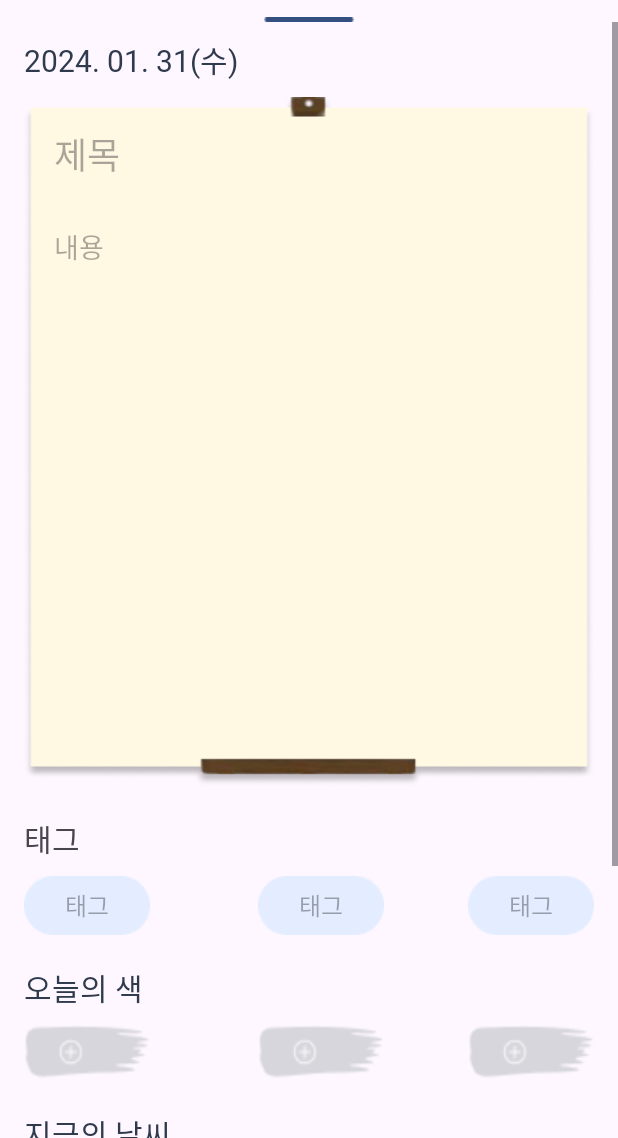
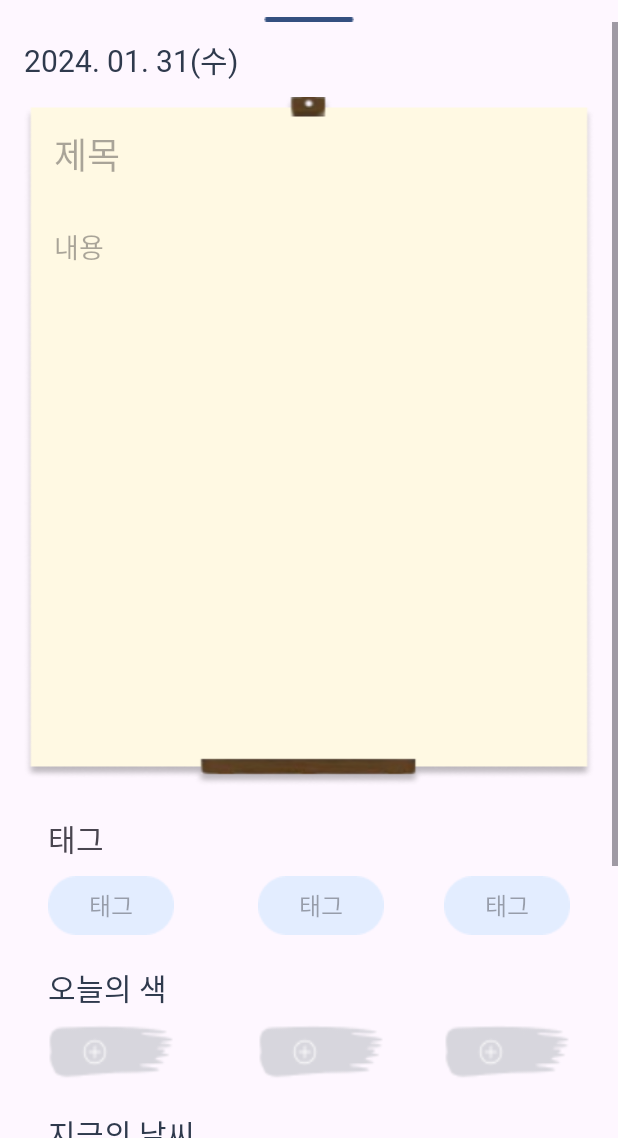
Before and after one commit to kimnu-yang/paint-log, an Android app: the DiaryFragment screen opened through its navigation route, on a phone screen of 412 x 824 dp, the part 98-1236 px from its top. Run offline under Robolectric (Android 15) with nearby library versions, the light colour scheme and no system bars; libraries missing offline, so code that uses them is left out: com.prolificinteractive.materialcalendarview; 12 statements that could not run were skipped.

Commit message:
Fix: 텍스트 하드코딩 제거 및 자주쓰는 크기 단위 관리

```diff
--- a/app/src/main/java/com/diary/paintlog/view/activities/MainActivity.kt
+++ b/app/src/main/java/com/diary/paintlog/view/activities/MainActivity.kt
@@ -3,21 +3,16 @@ package com.diary.paintlog.view.activities
 import android.content.Intent
 import android.os.Bundle
 import android.view.MenuItem
-import android.widget.Toast
 import androidx.appcompat.app.AppCompatActivity
 import androidx.appcompat.view.ContextThemeWrapper
 import androidx.appcompat.widget.PopupMenu
-import androidx.navigation.findNavController
 import com.diary.paintlog.R
 import com.diary.paintlog.databinding.ActivityMainBinding
-import com.diary.paintlog.utils.common.Common
+import com.diary.paintlog.utils.Common
 
 class MainActivity : AppCompatActivity() {
 
     private lateinit var binding: ActivityMainBinding
-    private val TAG = this.javaClass.simpleName
-
-    private val common = Common()
 
     override fun onCreate(savedInstanceState: Bundle?) {
         super.onCreate(savedInstanceState)
@@ -43,7 +38,7 @@ class MainActivity : AppCompatActivity() {
                 R.id.menu_week -> {
                     // 메뉴 아이템 2 선택 시 할 일
                     // 예: Toast 메시지 표시
-                    common.showToast(binding.root.context,"Menu Item 2 Clicked")
+                    Common.showToast(binding.root.context,"Menu Item 2 Clicked")
                     true
                 }
 
--- a/app/src/main/res/layout/fragment_diary.xml
+++ b/app/src/main/res/layout/fragment_diary.xml
@@ -14,18 +14,17 @@
 
         <androidx.constraintlayout.widget.ConstraintLayout
             android:layout_width="match_parent"
-            android:layout_height="wrap_content">
+            android:layout_height="wrap_content"
+            android:layout_marginHorizontal="@dimen/diary_margin" >
 
             <TextView
                 android:id="@+id/date"
                 android:layout_width="wrap_content"
                 android:layout_height="wrap_content"
-                android:layout_marginStart="16dp"
                 android:layout_marginTop="10dp"
                 android:fontFamily="@font/bm_yeon_sung"
-                android:text="2024. 01. 01(월)"
                 android:textColor="@color/deep"
-                android:textSize="20dp"
+                android:textSize="@dimen/diary_title_small"
                 app:layout_constraintStart_toStartOf="parent"
                 app:layout_constraintTop_toTopOf="parent" />
 
@@ -33,9 +32,9 @@
                 android:id="@+id/canvas"
                 android:layout_width="match_parent"
                 android:layout_height="wrap_content"
-                android:layout_marginHorizontal="16dp"
                 android:layout_marginTop="10dp"
                 android:background="@drawable/canvas_big"
+                android:contentDescription="@string/diary_desc_canvas"
                 app:layout_constraintEnd_toEndOf="parent"
                 app:layout_constraintStart_toStartOf="parent"
                 app:layout_constraintTop_toBottomOf="@id/date" />
@@ -49,9 +48,11 @@
                 android:layout_marginEnd="80dp"
                 android:background="@null"
                 android:fontFamily="@font/bm_yeon_sung"
-                android:hint="제목"
+                android:hint="@string/diary_title"
+                android:autofillHints="@string/diary_title"
                 android:maxLength="32"
-                android:textSize="24dp"
+                android:textSize="24sp"
+                android:inputType="text"
                 app:layout_constraintEnd_toEndOf="@id/canvas"
                 app:layout_constraintStart_toStartOf="@id/canvas"
                 app:layout_constraintTop_toTopOf="@id/canvas" />
@@ -65,12 +66,15 @@
                 android:layout_marginEnd="20dp"
                 android:background="@null"
                 android:fontFamily="@font/bm_yeon_sung"
-                android:hint="내용"
+                android:hint="@string/diary_content"
+                android:autofillHints="@string/diary_content"
                 android:maxLength="420"
-                android:textSize="18dp"
+                android:textSize="18sp"
+                android:inputType="text"
                 app:layout_constraintEnd_toEndOf="@id/canvas"
                 app:layout_constraintStart_toStartOf="@id/canvas"
-                app:layout_constraintTop_toBottomOf="@id/title" />
+                app:layout_constraintTop_toBottomOf="@id/title"
+                 />
 
             <TextView
                 android:id="@+id/tag_title"
@@ -79,8 +83,8 @@
                 android:layout_marginStart="16dp"
                 android:layout_marginTop="20dp"
                 android:fontFamily="@font/bm_yeon_sung"
-                android:text="태그"
-                android:textSize="20dp"
+                android:text="@string/diary_tag"
+                android:textSize="@dimen/diary_title_small"
                 app:layout_constraintStart_toStartOf="parent"
                 app:layout_constraintTop_toBottomOf="@id/canvas" />
 
@@ -93,9 +97,11 @@
                 android:background="@drawable/tag_box"
                 android:fontFamily="@font/bm_yeon_sung"
                 android:textColor="@color/deep"
-                android:hint="태그"
+                android:hint="@string/diary_tag"
+                android:autofillHints="@string/diary_tag"
                 android:textAlignment="center"
-                android:textSize="16dp"
+                android:textSize="16sp"
+                android:inputType="text"
                 app:layout_constraintStart_toStartOf="parent"
                 app:layout_constraintTop_toBottomOf="@id/tag_title" />
 
@@ -107,9 +113,11 @@
                 android:layout_marginTop="10dp"
                 android:background="@drawable/tag_box"
                 android:fontFamily="@font/bm_yeon_sung"
-                android:hint="태그"
+                android:hint="@string/diary_tag"
+                android:autofillHints="@string/diary_tag"
                 android:textAlignment="center"
-                android:textSize="16dp"
+                android:textSize="16sp"
+                android:inputType="text"
                 app:layout_constraintHorizontal_bias="0.5"
                 app:layout_constraintStart_toStartOf="parent"
                 app:layout_constraintEnd_toEndOf="parent"
@@ -123,9 +131,11 @@
                 android:layout_marginEnd="16dp"
                 android:background="@drawable/tag_box"
                 android:fontFamily="@font/bm_yeon_sung"
-                android:hint="태그"
+                android:hint="@string/diary_tag"
+                android:autofillHints="@string/diary_tag"
                 android:textAlignment="center"
-                android:textSize="16dp"
+                android:textSize="16sp"
+                android:inputType="text"
                 app:layout_constraintEnd_toEndOf="parent"
                 app:layout_constraintTop_toBottomOf="@id/tag_title" />
 
@@ -137,8 +147,8 @@
                 android:layout_marginTop="20dp"
                 android:fontFamily="@font/bm_yeon_sung"
                 android:textColor="@color/deep"
-                android:text="오늘의 색"
-                android:textSize="20dp"
+                android:text="@string/diary_today_color"
+                android:textSize="@dimen/diary_title_small"
                 app:layout_constraintStart_toStartOf="parent"
                 app:layout_constraintTop_toBottomOf="@id/tag1" />
 
@@ -149,6 +159,7 @@
                 android:layout_marginStart="16dp"
                 android:layout_marginTop="10dp"
                 android:background="@drawable/add_color"
+                android:contentDescription="@string/diary_desc_color"
                 app:layout_constraintStart_toStartOf="parent"
                 app:layout_constraintTop_toBottomOf="@id/color_title" />
 
@@ -159,6 +170,7 @@
                 android:layout_marginStart="16dp"
                 android:layout_marginTop="10dp"
                 android:background="@drawable/add_color"
+                android:contentDescription="@string/diary_desc_color"
                 app:layout_constraintEnd_toEndOf="parent"
                 app:layout_constraintHorizontal_bias="0.5"
                 app:layout_constraintStart_toStartOf="parent"
@@ -171,6 +183,7 @@
                 android:layout_marginTop="10dp"
                 android:layout_marginEnd="16dp"
                 android:background="@drawable/add_color"
+                android:contentDescription="@string/diary_desc_color"
                 app:layout_constraintEnd_toEndOf="parent"
                 app:layout_constraintTop_toBottomOf="@id/color_title" />
 
@@ -182,8 +195,8 @@
                 android:layout_marginTop="20dp"
                 android:fontFamily="@font/bm_yeon_sung"
                 android:textColor="@color/deep"
-                android:text="지금의 날씨"
-                android:textSize="20dp"
+                android:text="@string/diary_weather_now"
+                android:textSize="@dimen/diary_title_small"
                 app:layout_constraintStart_toStartOf="parent"
                 app:layout_constraintTop_toBottomOf="@id/color1" />
 
@@ -193,6 +206,7 @@
                 android:layout_height="wrap_content"
                 android:background="@drawable/call_weather_selector"
                 android:layout_marginTop="10dp"
+                android:contentDescription="@string/diary_desc_weather_btn"
                 app:layout_constraintTop_toBottomOf="@id/weather_title"
                 app:layout_constraintStart_toStartOf="parent"
                 app:layout_constraintEnd_toEndOf="parent"/>
@@ -202,8 +216,8 @@
                 android:layout_width="wrap_content"
                 android:layout_height="wrap_content"
                 android:fontFamily="@font/bm_yeon_sung"
-                android:text="날씨 불러오기"
-                android:textSize="20dp"
+                android:text="@string/diary_call_weather"
+                android:textSize="@dimen/diary_title_small"
                 android:textColor="@color/deep"
                 app:layout_constraintTop_toTopOf="@id/weather_button"
                 app:layout_constraintBottom_toBottomOf="@id/weather_button"
@@ -219,16 +233,16 @@
                 android:background="@drawable/weather_sunny"
                 android:visibility="gone"
                 app:layout_constraintEnd_toStartOf="@id/temp_now"
-                app:layout_constraintTop_toTopOf="@id/temp_now"/>
+                app:layout_constraintTop_toTopOf="@id/temp_now"
+                android:importantForAccessibility="no" />
 
             <TextView
                 android:id="@+id/temp_now"
                 android:layout_width="wrap_content"
                 android:layout_height="wrap_content"
                 android:fontFamily="@font/bm_yeon_sung"
-                android:text="10°C"
                 android:layout_marginTop="20dp"
-                android:textSize="28dp"
+                android:textSize="28sp"
                 android:textColor="@color/deep"
                 android:visibility="gone"
                 app:layout_constraintStart_toEndOf="@id/weather_img"
@@ -241,9 +255,8 @@
                 android:layout_width="wrap_content"
                 android:layout_height="wrap_content"
                 android:fontFamily="@font/bm_yeon_sung"
-                android:text="10°C / 20°C"
                 android:layout_marginTop="20dp"
-                android:textSize="20dp"
+                android:textSize="20sp"
                 android:textColor="@color/deep"
                 android:visibility="gone"
                 app:layout_constraintTop_toBottomOf="@id/temp_now"
@@ -254,10 +267,10 @@
                 android:id="@+id/cancel_button"
                 android:layout_width="0dp"
                 android:layout_height="wrap_content"
-                android:layout_marginStart="16dp"
                 android:layout_marginTop="80dp"
                 android:layout_marginBottom="30dp"
                 android:background="@drawable/cancel_button_white_selector"
+                android:contentDescription="@string/diary_cancel"
                 app:layout_constraintTop_toBottomOf="@id/weather_button"
                 app:layout_constraintStart_toStartOf="parent"
                 app:layout_constraintBottom_toBottomOf="parent" />
@@ -266,9 +279,9 @@
                 android:layout_width="wrap_content"
                 android:layout_height="wrap_content"
                 android:fontFamily="@font/bm_yeon_sung"
-                android:text="취소"
+                android:text="@string/diary_cancel"
                 android:textColor="@color/deep"
-                android:textSize="20dp"
+                android:textSize="@dimen/diary_title_small"
                 app:layout_constraintBottom_toBottomOf="@id/cancel_button"
                 app:layout_constraintEnd_toEndOf="@id/cancel_button"
                 app:layout_constraintStart_toStartOf="@id/cancel_button"
@@ -278,10 +291,10 @@
                 android:id="@+id/save_button"
                 android:layout_width="wrap_content"
                 android:layout_height="wrap_content"
-                android:layout_marginEnd="16dp"
                 android:layout_marginTop="80dp"
                 android:layout_marginBottom="30dp"
                 android:background="@drawable/save_button_selector"
+                android:contentDescription="@string/diary_save"
                 app:layout_constraintTop_toBottomOf="@id/weather_button"
                 app:layout_constraintEnd_toEndOf="parent"
                 app:layout_constraintBottom_toBottomOf="parent" />
@@ -290,8 +303,8 @@
                 android:layout_width="wrap_content"
                 android:layout_height="wrap_content"
                 android:fontFamily="@font/bm_yeon_sung"
-                android:text="저장"
-                android:textSize="20dp"
+                android:text="@string/diary_save"
+                android:textSize="@dimen/diary_title_small"
                 android:textColor="@color/white"
                 app:layout_constraintBottom_toBottomOf="@id/save_button"
                 app:layout_constraintEnd_toEndOf="@id/save_button"
--- a/app/src/main/res/layout/fragment_main.xml
+++ b/app/src/main/res/layout/fragment_main.xml
@@ -30,7 +30,7 @@
             android:layout_width="wrap_content"
             android:layout_height="wrap_content"
             android:fontFamily="@font/bm_yeon_sung"
-            android:text="추천 주제"
+            android:text="@string/main_topic"
             android:textColor="@color/deep"
             android:textSize="20dp"
             app:layout_constraintStart_toStartOf="parent"
@@ -82,9 +82,9 @@
             android:layout_width="wrap_content"
             android:layout_height="wrap_content"
             android:fontFamily="@font/bm_yeon_sung"
-            android:text="새 일기"
+            android:text="@string/main_add_diary"
             android:textColor="@color/main"
-            android:textSize="20dp"
+            android:textSize="20sp"
             app:layout_constraintEnd_toEndOf="parent"
             app:layout_constraintStart_toStartOf="parent"
             app:layout_constraintTop_toBottomOf="@id/add_diary_button" />
--- a/app/src/main/res/values/dimens.xml
+++ b/app/src/main/res/values/dimens.xml
@@ -1,4 +1,8 @@
 <resources>
     <dimen name="fab_margin">16dp</dimen>
     <dimen name="calendar_height_per_week">18dp</dimen>
+
+    <!--  Diary  -->
+    <dimen name="diary_margin">16dp</dimen>
+    <dimen name="diary_title_small">20sp</dimen>
 </resources>
--- a/app/src/main/res/values/strings.xml
+++ b/app/src/main/res/values/strings.xml
@@ -44,6 +44,24 @@
         vestibulum. Fusce dictum libero quis erat maximus, vitae volutpat diam dignissim.
     </string>
 
+    <!--  Main  -->
+    <string name="main_topic">추천 주제</string>
+    <string name="main_add_diary">새 일기</string>
+
+    <!--  Diary  -->
+    <string name="diary_title">제목</string>
+    <string name="diary_content">내용</string>
+    <string name="diary_tag">태그</string>
+    <string name="diary_today_color">오늘의 색</string>
+    <string name="diary_weather_now">지금의 날씨</string>
+    <string name="diary_call_weather">날씨 불러오기</string>
+    <string name="diary_cancel">취소</string>
+    <string name="diary_save">저장</string>
+    <string name="diary_desc_canvas">일기 작성 배경 화면</string>
+    <string name="diary_desc_color">오늘의 색 추가</string>
+    <string name="diary_desc_weather_btn">날씨 불러오기</string>
+
+    <!--  Settings  -->
     <string name="setting_alarm_title">알람</string>
     <string name="setting_alarm_summary">설정된 시간에 일기 작성 알람을 보냅니다.</string>
     <string name="setting_hour">시</string>
@@ -56,9 +74,9 @@
     <string name="network_setting_summary">동기화 시 사용할 네트워크 설정</string>
     <string name="setting_kakao_logout_button">카카오 로그아웃</string>
     <string name="setting_kakao_login_description">카카오 로그인 버튼</string>
-    <string name="setting_unregist_text"><u>회원탈퇴하기</u></string>
+    <string name="setting_unregist_text"><u>회원 탈퇴하기</u></string>
     <string name="setting_unregist_error_retry">재접속 후 다시 시도 바랍니다.</string>
-    <string name="setting_unregist_error_doing">네트워크 연결 중입니다.</string>
+    <string name="setting_unregist_error_doing">네트워크 연결중 입니다.</string>
     <string name="setting_unregist_error">회원 탈퇴 오류 (%s)</string>
 
     <!-- TODO: Remove or change this placeholder text -->
```
